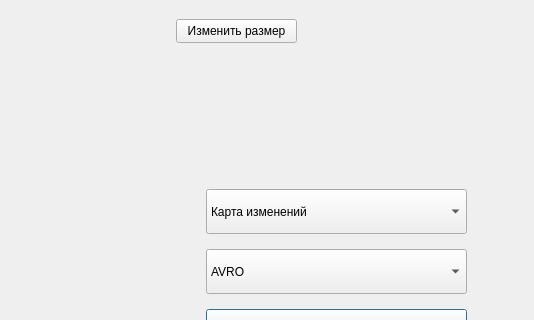
The window that change_detector/UserInterface/ui_files/results_viewer_dialog.ui (MoonlightEnjoyer/ChangeDetectionPlugin) describes before a commit, drawn with Qt 5; both pictures show x 604 to 1138 and y 211 to 531 of the 1138 by 669 pixel window.
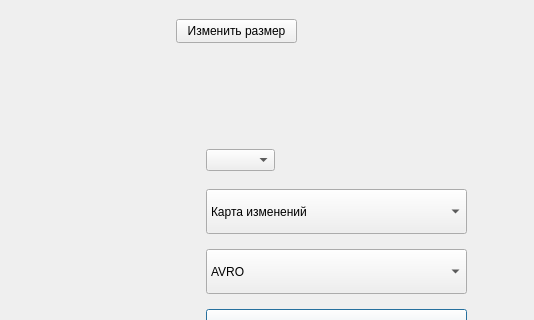
The same window after the commit.

```diff
--- a/change_detector/UserInterface/ui_files/results_viewer_dialog.ui
+++ b/change_detector/UserInterface/ui_files/results_viewer_dialog.ui
@@ -204,6 +204,16 @@
     </property>
    </widget>
   </widget>
+  <widget class="QComboBox" name="year_combo_box">
+   <property name="geometry">
+    <rect>
+     <x>810</x>
+     <y>360</y>
+     <width>69</width>
+     <height>22</height>
+    </rect>
+   </property>
+  </widget>
  </widget>
  <resources/>
  <connections/>
```
